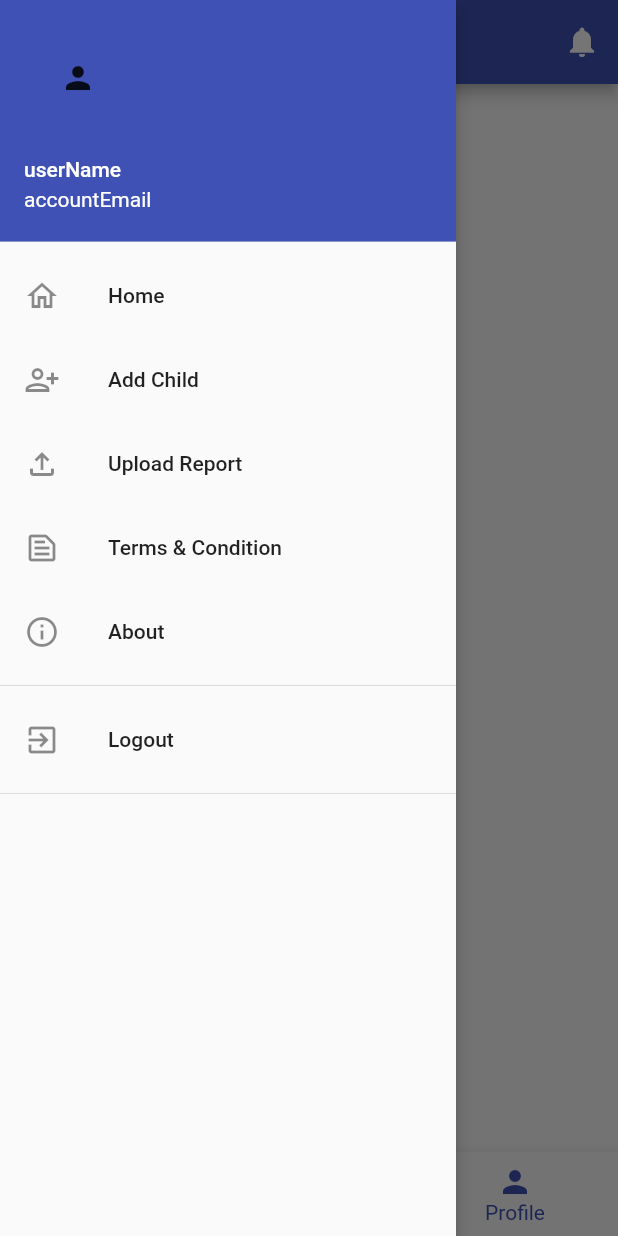
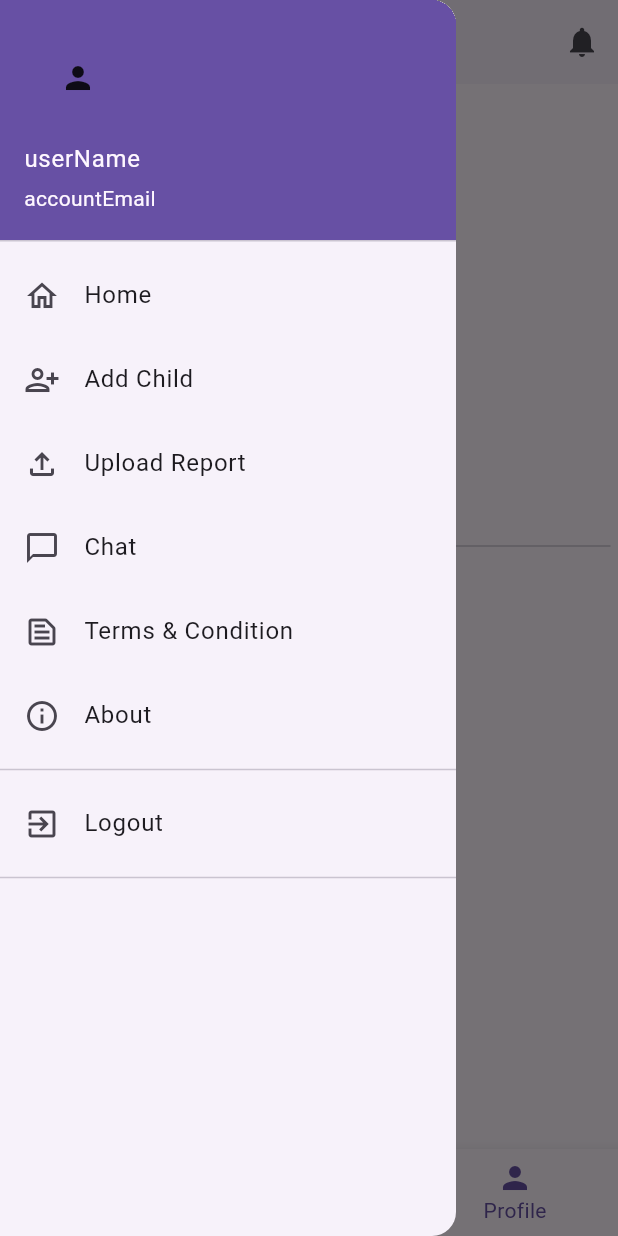
Before and after one commit to mohd-umer/fab_laerner, a Flutter app: the Screens screen opened directly, item 3 of the bottom bar chosen, with the side drawer open, on a phone screen of 412 x 824 dp. Run offline on Flutter 3.47's test engine with Material 2 defaults, Android fonts, the phone set to English and light mode, and no system bars; our stand-ins replace firebase_core, flutter_dotenv, lottie, shared_preferences; missing offline and left inert: flutter_barcode_scanner, vimeo_video_player; accounts and stored records are empty; network calls fail.

Commit message:
"24/02/2023 update"

```diff
--- /dev/null
+++ b/lib/chat_page.dart
@@ -0,0 +1,84 @@
+import 'package:flutter/material.dart';
+
+class ChatPage extends StatelessWidget {
+  const ChatPage({super.key});
+
+  @override
+  Widget build(BuildContext context) {
+    return Scaffold(
+      appBar: AppBar(
+        backgroundColor: Colors.redAccent,
+        leading: InkWell(
+          splashColor: Colors.transparent,
+          onTap: () => Navigator.pop(context),
+          child: Row(
+            children: [
+              const SizedBox(
+                width: 12,
+              ),
+              CircleAvatar(
+                child: Image.asset('asset/images/fab_icon.jpg'),
+                radius: 22,
+              )
+            ],
+          ),
+        ),
+        title: Column(
+          crossAxisAlignment: CrossAxisAlignment.start,
+          children: const [
+            Text('USERNAME',
+                style: TextStyle(fontSize: 18, fontWeight: FontWeight.w600)),
+            Text(
+              'lastseen',
+              style: TextStyle(fontSize: 15),
+            )
+          ],
+        ),
+        actions: [
+          IconButton(
+              onPressed: () {},
+              icon: const Icon(
+                Icons.more_vert_rounded,
+                size: 30,
+              ))
+        ],
+      ),
+      body: SingleChildScrollView(
+        child: Card(
+          child: SizedBox(
+            height: MediaQuery.of(context).size.height,
+            child: Column(
+              mainAxisSize: MainAxisSize.max,
+              children: [
+                Row(children: const [Text('Chat')]),
+                Row(children: const [Text('Chat')]),
+                Row(children: const [Text('Chat')]),
+                Row(children: const [Text('Chat')]),
+                Row(children: const [Text('Chat')]),
+                Row(children: const [Text('Chat')]),
+                Row(children: const [Text('Chat')]),
+                Row(children: const [Text('Chat')]),
+                Row(children: const [Text('Chat')]),
+                Row(children: const [Text('Chat')]),
+                Row(children: const [Text('Chat')]),
+                Row(children: const [Text('Chat')]),
+                Row(children: const [Text('Chat')]),
+                Row(children: const [Text('Chat')]),
+                Row(children: const [Text('Chat')]),
+                Row(children: const [Text('Chat')]),
+                Row(children: const [Text('Chat')]),
+                Row(children: const [Text('Chat')]),
+                Row(children: const [Text('Chat')]),
+                Row(children: const [Text('Chat')]),
+                Row(children: const [Text('Chat')]),
+                Row(children: const [Text('Chat')]),
+                Row(children: const [Text('Chat')]),
+                Row(children: const [Text('Chat')]),
+              ],
+            ),
+          ),
+        ),
+      ),
+    );
+  }
+}
--- a/lib/components/constants.dart
+++ b/lib/components/constants.dart
@@ -1,3 +1,5 @@
 var token = "";
 var courseId = 0;
 // var section = [];
+List listId = [for (var i = 0; i <= 150; i++) i = 340];
+const lottieUrl = "https://assets1.lottiefiles.com/packages/lf20_a2chheio.json";
--- a/lib/main.dart
+++ b/lib/main.dart
@@ -1,9 +1,12 @@
 import 'package:fab_learner/home.dart';
+import 'package:firebase_core/firebase_core.dart';
 import 'package:flutter/material.dart';
 import 'package:flutter_dotenv/flutter_dotenv.dart';
 
 void main() async {
   await dotenv.load(fileName: ".env");
+  WidgetsFlutterBinding.ensureInitialized();
+  await Firebase.initializeApp();
   runApp(const MyApp());
 }
 
@@ -16,7 +19,8 @@ class MyApp extends StatelessWidget {
         debugShowCheckedModeBanner: false,
         title: 'Flutter Demo',
         theme: ThemeData(
-          primarySwatch: Colors.indigo,
+          useMaterial3: true,
+          // primarySwatch: Colors.indigo,
         ),
         home: const SplashScreen());
   }
--- /dev/null
+++ b/lib/profile.dart
@@ -0,0 +1,40 @@
+import 'package:flutter/material.dart';
+
+class Profile extends StatelessWidget {
+  const Profile({Key? key}) : super(key: key);
+
+  @override
+  Widget build(BuildContext context) {
+    return Scaffold(
+      body: Column(
+        crossAxisAlignment: CrossAxisAlignment.start,
+        children: const [
+          Padding(
+            padding: EdgeInsets.all(30.0),
+            child: CircleAvatar(
+              radius: 80,
+            ),
+          ),
+          Padding(
+            padding: EdgeInsets.symmetric(horizontal: 15.0),
+            child: Text('Your Profile page is here'),
+          ),
+          Padding(
+            padding: EdgeInsets.symmetric(horizontal: 15.0, vertical: 10),
+            child: Text('Email@gmail.com'),
+          ),
+          Padding(
+            padding: EdgeInsets.symmetric(horizontal: 15.0),
+            child: Text('9300000000'),
+          ),
+          Padding(
+              padding: EdgeInsets.symmetric(horizontal: 5.0), child: Divider()),
+          Padding(
+            padding: EdgeInsets.symmetric(horizontal: 15.0),
+            child: Text('Change Password'),
+          ),
+        ],
+      ),
+    );
+  }
+}
--- a/lib/screens.dart
+++ b/lib/screens.dart
@@ -1,10 +1,13 @@
+// ignore_for_file: use_build_context_synchronously
+
 import 'package:fab_learner/home.dart';
+import 'package:fab_learner/profile.dart';
 import 'package:fab_learner/scan.dart';
-import 'package:fab_learner/video.dart';
 import 'package:flutter/material.dart';
 import 'package:shared_preferences/shared_preferences.dart';
 import 'package:url_launcher/url_launcher.dart';
 
+import 'chat_page.dart';
 import 'login.dart';
 
 class Screens extends StatefulWidget {
@@ -18,23 +21,24 @@ class _ScreensState extends State<Screens> {
   final Uri _url = Uri.parse('https://fablearner.online/');
   final Uri _tnCurl = Uri.parse('https://fablearner.online/tnc/');
   int selectedIndex = 0;
-  var userName;
-  List screens = [HomePage(), ScanQR(), Videos()];
+  // var userName;
+  List screens = [const HomePage(), const ScanQR(), const Profile()];
   @override
   void initState() {
     super.initState();
-    getName();
+    // getName();
   }
 
-  Future<void> getName() async {
-    SharedPreferences prefs = await SharedPreferences.getInstance();
-    userName = prefs.getString('userName');
-  }
+  // Future<void> getName() async {
+  //   SharedPreferences prefs = await SharedPreferences.getInstance();
+  //   userName = prefs.getString('userName');
+  // }
 
   @override
   Widget build(BuildContext context) {
     return Scaffold(
         appBar: AppBar(
+          elevation: 1,
           centerTitle: true,
           title: const Text('Fab Learner'),
           //Title is showing a text at top
@@ -52,7 +56,7 @@ class _ScreensState extends State<Screens> {
           child: ListView(
             padding: EdgeInsets.zero,
             children: [
-              UserAccountsDrawerHeader(
+              const UserAccountsDrawerHeader(
                   currentAccountPicture: Icon(Icons.person),
                   accountName: Text('userName'),
                   accountEmail: Text('accountEmail')),
@@ -68,6 +72,16 @@ class _ScreensState extends State<Screens> {
               const ListTile(
                 leading: Icon(Icons.file_upload_outlined),
                 title: Text('Upload Report'),
+              ),
+              ListTile(
+                leading: const Icon(Icons.chat_bubble_outline),
+                title: const Text('Chat'),
+                onTap: () {
+                  Navigator.push(
+                      context,
+                      MaterialPageRoute(
+                          builder: (context) => const ChatPage()));
+                },
               ),
               ListTile(
                 leading: const Icon(Icons.text_snippet_outlined),
@@ -104,7 +118,7 @@ class _ScreensState extends State<Screens> {
         ),
         //Drawer is sideBar
         bottomNavigationBar: BottomNavigationBar(
-          items: [
+          items: const [
             BottomNavigationBarItem(icon: Icon(Icons.home), label: 'Home'),
             BottomNavigationBarItem(
                 icon: Icon(Icons.qr_code_scanner), label: 'Scan'),
--- a/lib/video.dart
+++ /dev/null
@@ -1,14 +0,0 @@
-import 'package:flutter/material.dart';
-
-class Videos extends StatelessWidget {
-  const Videos({Key? key}) : super(key: key);
-
-  @override
-  Widget build(BuildContext context) {
-    return const Scaffold(
-      body: Center(child: Text('Your video is here')
-          //Text is used for render only text.
-          ),
-    );
-  }
-}
```
Also changed, not shown: lib/home.dart (+22 -4 lines), lib/scan.dart (+59 -104 lines), lib/topicpage.dart (+34 -13 lines), pubspec.yaml (+7 -2 lines), pubspec.lock, 4 other files.
